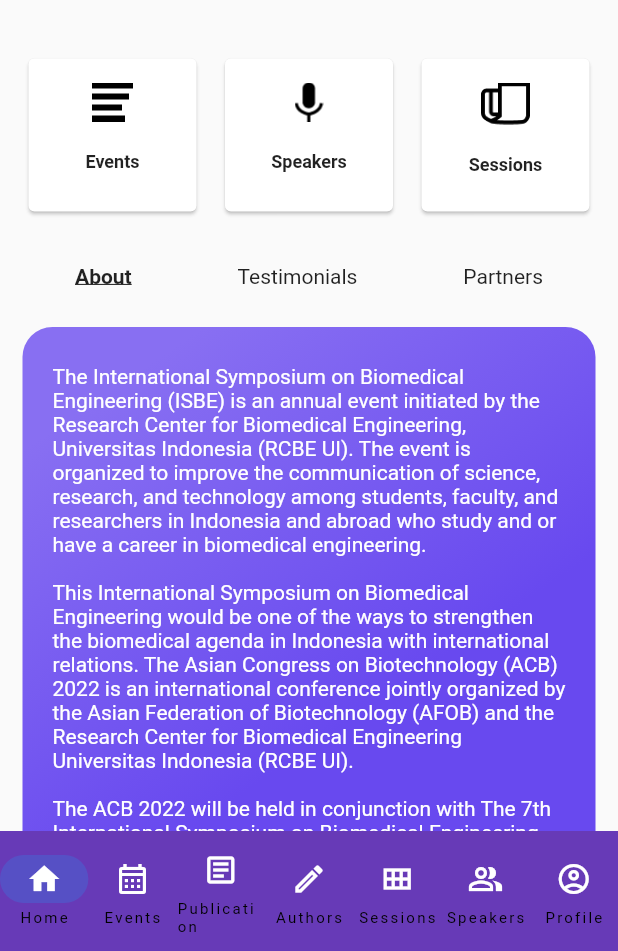
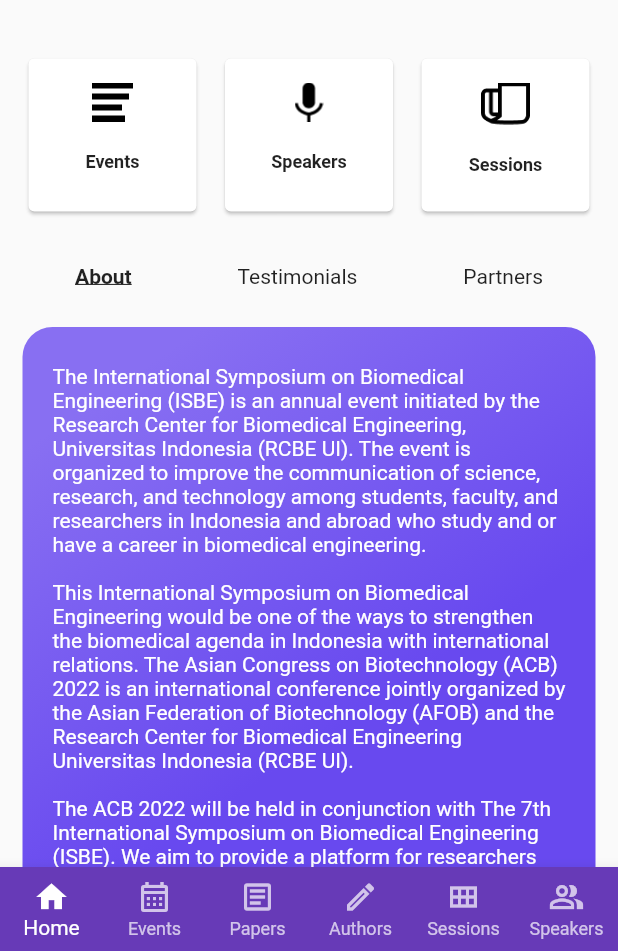
Before and after one commit to syafiqoarashy/pbp-final-project, a Flutter app: the screen it shows after launch, on a phone screen of 412 x 824 dp, the part 285-1236 px from its top. Run offline on Flutter 3.47's test engine with Material 2 defaults, Android fonts, the phone set to English and light mode, and no system bars; our stand-ins replace shared_preferences; missing offline and left inert: pbp_django_auth.

```diff
--- a/lib/main.dart
+++ b/lib/main.dart
@@ -60,10 +60,9 @@ class _MainPageState extends State<MainPage> {
     HomePage(),
     Center(child: Text('EVENTS')),
     PublicationPage(track: 'Track'),
-    Center(child: Text('AUTHORS')),
+    MyAuthorsPage(),
     SessionsPage(),
     SpeakersPage(),
-    LoginPage(),
   ];
 
   @override
@@ -75,78 +74,60 @@ class _MainPageState extends State<MainPage> {
   Widget build(BuildContext context) => Scaffold(
 
       body: screens[index],
-      bottomNavigationBar: NavigationBar(
+      bottomNavigationBar: BottomNavigationBar(
+        type: BottomNavigationBarType.fixed,
         backgroundColor: Colors.deepPurple,
-        selectedIndex: index,
-        onDestinationSelected: (index) =>
+        selectedItemColor: Colors.white,
+        unselectedItemColor: Colors.white.withOpacity(0.7),
+        currentIndex: index,
+        onTap: (index) =>
             setState(() => this.index = index),
-        animationDuration: Duration(seconds: 1),
-        destinations: const [
-          NavigationDestination(
+        items: const [
+          BottomNavigationBarItem(
               icon: Icon(
-                  Icons.home_outlined,
-                  color: Colors.white
+                  Icons.home_outlined
               ),
-              selectedIcon: Icon(
+              activeIcon: Icon(
                   Icons.home,
-                  color: Colors.white
               ),
               label: 'Home'),
-          NavigationDestination(
+          BottomNavigationBarItem(
               icon: Icon(
-                  Icons.calendar_month_outlined,
-                  color: Colors.white
+                  Icons.calendar_month_outlined
               ),
-              selectedIcon: Icon(
-                  Icons.calendar_month_rounded,
-                  color: Colors.white
+              activeIcon: Icon(
+                  Icons.calendar_month_rounded
               ),
               label: 'Events'),
-          NavigationDestination(
+          BottomNavigationBarItem(
               icon: Icon(
-                  Icons.article_outlined,
-                  color: Colors.white
+                  Icons.article_outlined
               ),
-              selectedIcon: Icon(
-                  Icons.article_rounded,
-                  color: Colors.white
+              activeIcon: Icon(
+                  Icons.article_rounded
               ),
-              label: 'Publication'),
-          NavigationDestination(
+              label: 'Papers'),
+          BottomNavigationBarItem(
               icon: Icon(
-                  Icons.edit_outlined,
-                  color: Colors.white
+                  Icons.edit_outlined
               ),
-              selectedIcon: Icon(
-                  Icons.edit,
-                  color: Colors.white
+              activeIcon: Icon(
+                  Icons.edit
               ),
               label: 'Authors'),
-          NavigationDestination(
+          BottomNavigationBarItem(
               icon: Icon(
                   Icons.view_module_outlined,
-                  color: Colors.white
               ),
-              selectedIcon: Icon(
+              activeIcon: Icon(
                   Icons.view_module_rounded,
-                  color: Colors.white
               ),
               label: 'Sessions'),
-          NavigationDestination(
-              icon: Icon(Icons.people_alt_outlined, color: Colors.white),
-              selectedIcon:
-              Icon(Icons.people_alt_outlined, color: Colors.white),
+          BottomNavigationBarItem(
+              icon: Icon(Icons.people_alt_outlined),
+              activeIcon:
+              Icon(Icons.people_alt_outlined),
               label: 'Speakers'),
-          NavigationDestination(
-              icon: Icon(
-                  Icons.account_circle_outlined,
-                  color: Colors.white
-              ),
-              selectedIcon: Icon(
-                  Icons.account_circle_rounded,
-                  color: Colors.white
-              ),
-              label: 'Profile'),
         ],
       ),
     );
--- a/lib/model/publication_model.dart
+++ b/lib/model/publication_model.dart
@@ -19,6 +19,7 @@ class Publication {
     this.lastUpdated,
     required this.keywords,
     this.decision,
+    this.notified,
     this.reviewsSent,
     required this.publicationAbstract,
     required this.location,
@@ -35,7 +36,8 @@ class Publication {
   DateTime? lastUpdated;
   String keywords;
   String? decision;
-  String? reviewsSent;
+  dynamic notified;
+  bool? reviewsSent;
   String publicationAbstract;
   String location;
   DateTime date;
@@ -51,6 +53,7 @@ class Publication {
     lastUpdated: DateTime.parse(json["lastUpdated"]),
     keywords: json["keywords"],
     decision: json["decision"],
+    notified: json["notified"],
     reviewsSent: json["reviewsSent"],
     publicationAbstract: json["abstract"],
     location: json["location"],
@@ -68,6 +71,7 @@ class Publication {
     "lastUpdated": lastUpdated?.toIso8601String(),
     "keywords": keywords,
     "decision": decision,
+    "notified": notified,
     "reviewsSent": reviewsSent,
     "abstract": publicationAbstract,
     "location": location,
--- a/lib/page/sessions.dart
+++ b/lib/page/sessions.dart
@@ -113,8 +113,7 @@ class _SessionsPageState extends State<SessionsPage> {
                             tileColor: const Color(0xff6849ef),
 
                             onTap: () {
-                              Navigator.push(
-                                context,
+                              Navigator.of(context).pushReplacement(
                                 MaterialPageRoute(builder: (context) => PublicationPage(track:snapshot.data![index].symposium, isHide: true,))
                               );
                             },
```
Also changed, not shown: lib/page/publication_details.dart (+19 -17 lines), lib/page/publication_page.dart (+71 -92 lines), 1 other file.
